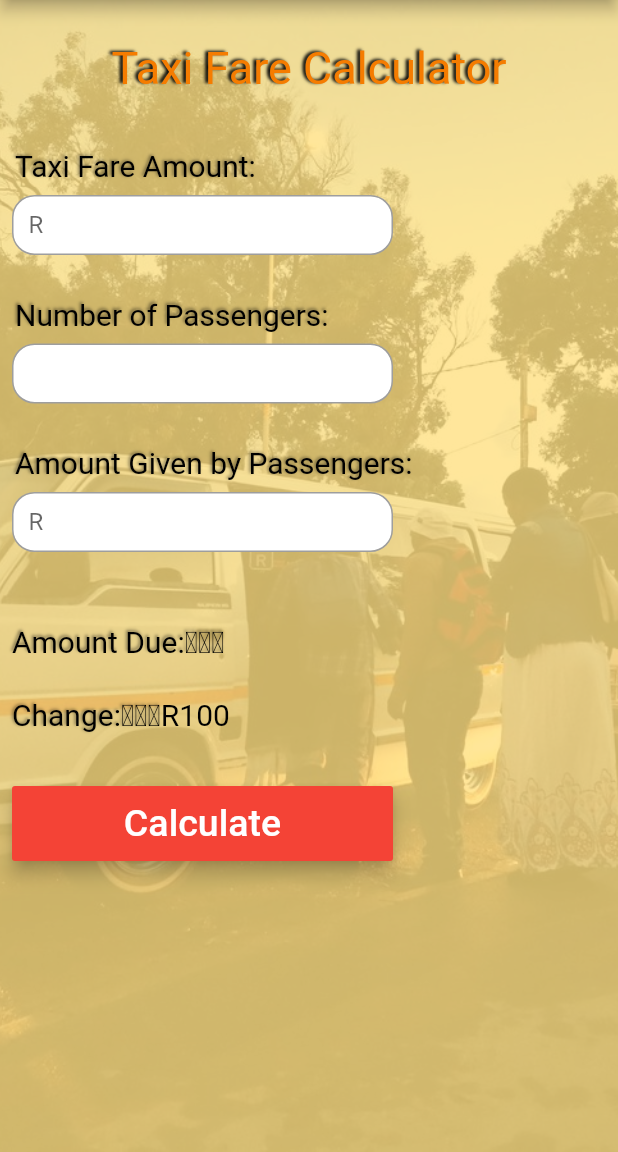
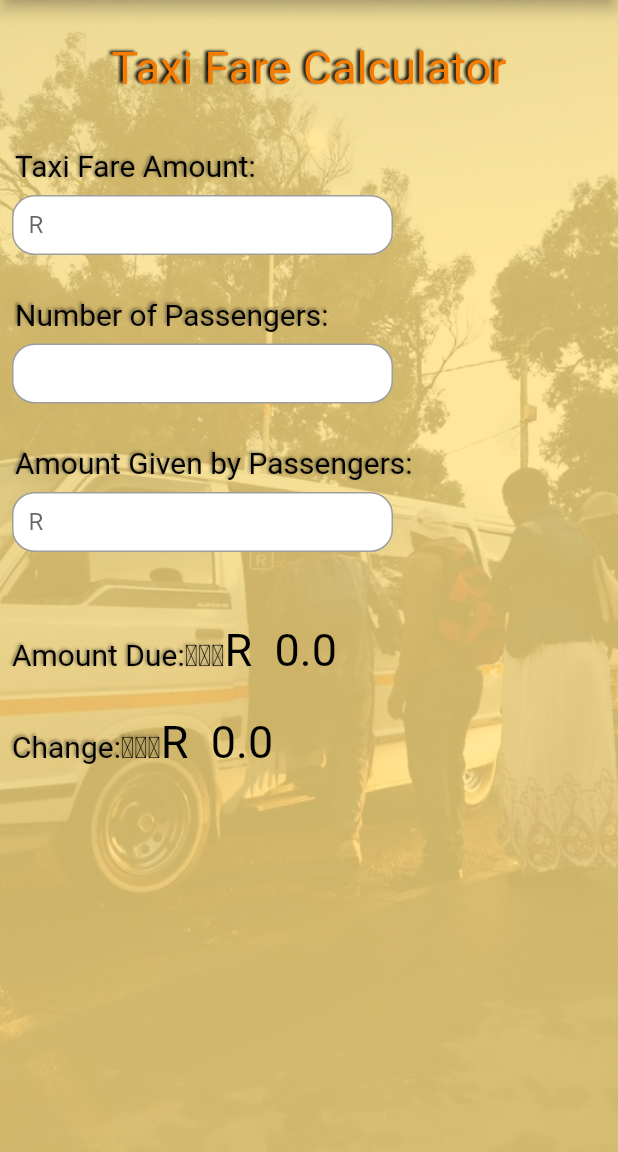
Before and after one commit to koketsomatjila/taxicab_sa, a Flutter app: the screen it shows after launch, in the side drawer, after a tap on "Fare Calculator", on a phone screen of 412 x 824 dp, the part 84-1236 px from its top. Run offline on Flutter 3.47's test engine with Material 2 defaults, Android fonts, the phone set to English and light mode, and no system bars; our stand-ins replace google_fonts; Roboto replaces fonts that are missing (Aclonica).

Commit message:
done with calculator

```diff
--- a/lib/Screens/Calculator.dart
+++ b/lib/Screens/Calculator.dart
@@ -14,8 +14,13 @@ class _CalculatorState extends State<Calculator> {
   TextEditingController fareController = TextEditingController();
   TextEditingController passengerController = TextEditingController();
   TextEditingController amountController = TextEditingController();
-  String amountDue;
-  // String _change;
+
+  double firstValue = 0;
+  double secondValue = 0;
+  double thirdValue = 0;
+
+  double amountDue = 0;
+  double change = 0;
 
   @override
   Widget build(BuildContext context) {
@@ -90,17 +95,22 @@ class _CalculatorState extends State<Calculator> {
                       borderRadius: BorderRadius.circular(15)),
                   child: Padding(
                     padding: EdgeInsets.only(left: 10),
-                    child: TextFormField(
+                    child: TextField(
                         keyboardType: TextInputType.number,
                         controller: fareController,
                         decoration: InputDecoration(
                           border: InputBorder.none,
                           hintText: "R",
                         ),
-                      // onChanged: (value) {
-                      //   calculate();
-                      // },
-                    ),
+                        onChanged: (value) {
+                          if (value.isEmpty) {
+                            setState(() => firstValue = 0);
+                          } else {
+                            setState(() {
+                              firstValue = double.parse(value);
+                            });
+                          }
+                        }),
                   ),
                 ),
               ),
@@ -131,16 +141,21 @@ class _CalculatorState extends State<Calculator> {
                       borderRadius: BorderRadius.circular(15)),
                   child: Padding(
                     padding: EdgeInsets.only(left: 10),
-                    child: TextFormField(
+                    child: TextField(
                         keyboardType: TextInputType.number,
                         controller: passengerController,
                         decoration: InputDecoration(
                           border: InputBorder.none,
                         ),
-                      // onChanged: (value) {
-                      //   calculate();
-                      // },
-                    ),
+                        onChanged: (value) {
+                          if (value.isEmpty) {
+                            setState(() => secondValue = 0);
+                          } else {
+                            setState(() {
+                              secondValue = double.parse(value);
+                            });
+                          }
+                        }),
                   ),
                 ),
               ),
@@ -171,12 +186,18 @@ class _CalculatorState extends State<Calculator> {
                       borderRadius: BorderRadius.circular(15)),
                   child: Padding(
                     padding: EdgeInsets.only(left: 10),
-                    child: TextFormField(
+                    child: TextField(
                       keyboardType: TextInputType.number,
                       controller: amountController,
-                      // onChanged: (value) {
-                      //   calculate();
-                      // },
+                      onChanged: (value) {
+                        if (value.isEmpty) {
+                          setState(() => thirdValue = 0);
+                        } else {
+                          setState(() {
+                            thirdValue = double.parse(value);
+                          });
+                        }
+                      },
                       decoration: InputDecoration(
                         border: InputBorder.none,
                         hintText: "R",
@@ -209,9 +230,9 @@ class _CalculatorState extends State<Calculator> {
                         ),
                       ),
                       TextSpan(
-                        text: amountDue,
+                        text: 'R  ${firstValue * secondValue}',
                         style: GoogleFonts.aclonica(
-                            color: Colors.black, fontSize: 20),
+                            color: Colors.black, fontSize: 30),
                       ),
                     ],
                   ),
@@ -242,31 +263,32 @@ class _CalculatorState extends State<Calculator> {
                         ),
                       ),
                       TextSpan(
-                        text: "R100",
+                        text: "R  ${thirdValue - (firstValue * secondValue)}",
                         style: GoogleFonts.aclonica(
-                            color: Colors.black, fontSize: 20),
+                            color: Colors.black, fontSize: 30),
                       ),
                     ],
                   ),
                 ),
               ),
               //calculate button
-              Padding(
-                padding: const EdgeInsets.fromLTRB(8, 28, 150, 20),
-                child: MaterialButton(
-                  height: 50,
-                  elevation: 5,
-                  child: Text(
-                    'Calculate',
-                    style: TextStyle(fontSize: 25),
-                  ),
-                  color: Colors.red,
-                  textColor: Colors.white,
-                  onPressed: () {
-                    calculate();
-                  },
-                ),
-              ),
+              // Padding(
+              //   padding: const EdgeInsets.fromLTRB(8, 28, 150, 20),
+              //   child: MaterialButton(
+              //     height: 50,
+              //     elevation: 5,
+              //     child: Text(
+              //       'Calculate',
+              //       style: TextStyle(fontSize: 25),
+              //     ),
+              //     color: Colors.red,
+              //     textColor: Colors.white,
+              //     onPressed: () async {
+              //       amountDue = firstValue * secondValue;
+              //       change = thirdValue - (firstValue * secondValue);
+              //     },
+              //   ),
+              // ),
             ]),
           ),
         ],
@@ -274,17 +296,26 @@ class _CalculatorState extends State<Calculator> {
     );
   }
 
-  void calculate() {
-    if (fareController.text.trim().isNotEmpty &&
-        passengerController.text.trim().isNotEmpty &&
-        amountController.text.trim().isNotEmpty) {
-      final firstValue = double.parse(fareController.text);
-      final secondValue = double.parse(passengerController.text);
-      // final thirdValue = double.parse(amountController.text);
+  // void calculate() {
+  //   // if (fareController.text.trim().isNotEmpty &&
+  //   //     passengerController.text.trim().isNotEmpty &&
+  //   //     amountController.text.trim().isNotEmpty) {
+  //   final firstValue = double.parse(fareController.text);
+  //   final secondValue = double.parse(passengerController.text);
+  //   final thirdValue = double.parse(amountController.text);
 
-      amountDue = (firstValue * secondValue).toString();
+  //   amountDue = (firstValue * secondValue).toString();
 
-      // _change = amountDue - thirdValue.toString();
+  //   // _change = amountDue - thirdValue.toString();
+  // }
 }
-  }
-}
+// if (fareController.text.trim().isNotEmpty &&
+//         passengerController.text.trim().isNotEmpty &&
+//         amountController.text.trim().isNotEmpty) {
+//       final firstValue = double.parse(fareController.text);
+//       final secondValue = double.parse(passengerController.text);
+//       // final thirdValue = double.parse(amountController.text);
+
+//       amountDue = (firstValue * secondValue).toString();
+
+//       // _change = amountDue - thirdValue.toString();
--- a/lib/Screens/News.dart
+++ b/lib/Screens/News.dart
@@ -1,6 +1,6 @@
 import 'package:flutter/material.dart';
 import 'package:google_fonts/google_fonts.dart';
-import 'package:taxicab_sa/Common/Drawer.dart';
+// import 'package:taxicab_sa/Common/Drawer.dart';
 
 class News extends StatefulWidget {
   News({Key key}) : super(key: key);
--- a/lib/Screens/Traffic.dart
+++ b/lib/Screens/Traffic.dart
@@ -1,6 +1,6 @@
 import 'package:flutter/material.dart';
 import 'package:google_fonts/google_fonts.dart';
-import 'package:taxicab_sa/Common/Drawer.dart';
+// import 'package:taxicab_sa/Common/Drawer.dart';
 
 class Traffic extends StatefulWidget {
   Traffic({Key key}) : super(key: key);
--- a/pubspec.yaml
+++ b/pubspec.yaml
@@ -23,8 +23,10 @@ environment:
 dependencies:
   flutter:
     sdk: flutter
+  cloud_firestore: ^0.16.0+1
   cupertino_icons: ^1.0.0
   google_fonts: ^1.1.2
+  url_launcher: ^5.7.10
 
 dev_dependencies:
   flutter_test:
```
Also changed, not shown: lib/Screens/Contact.dart (+10 -3 lines), pubspec.lock, 1 other file. Lines whose indentation alone changed are shown as unchanged.
